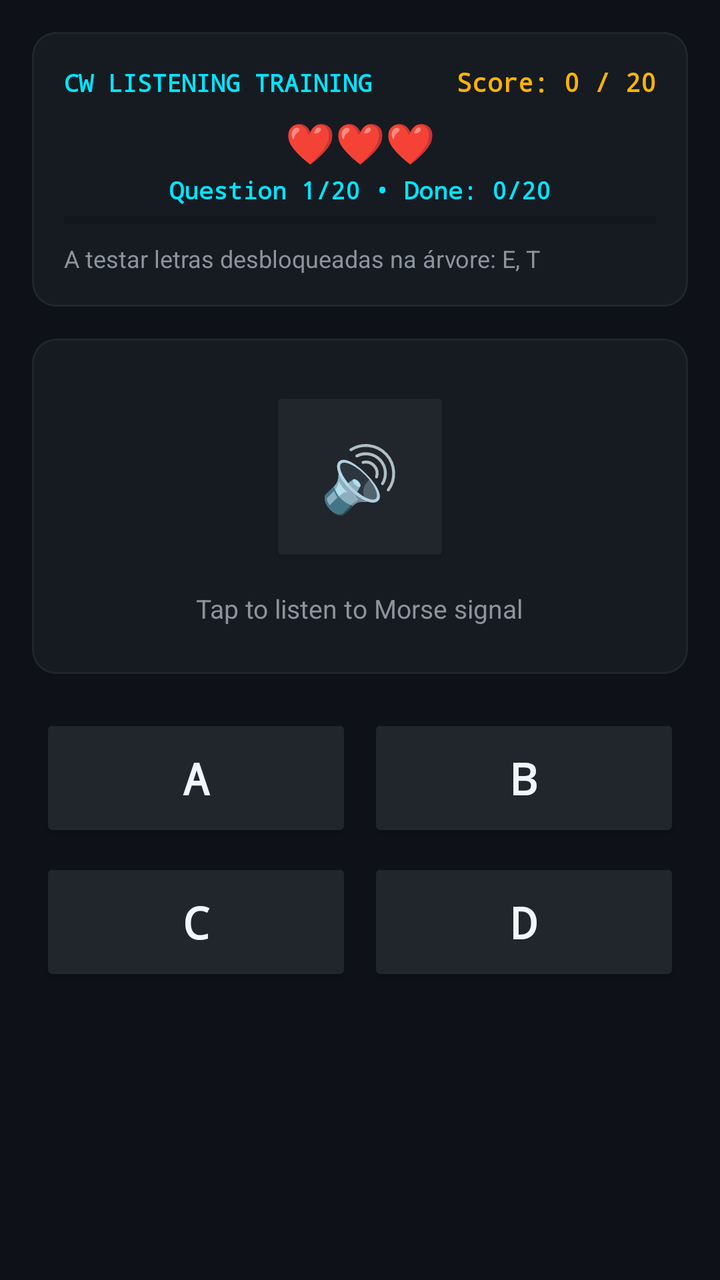
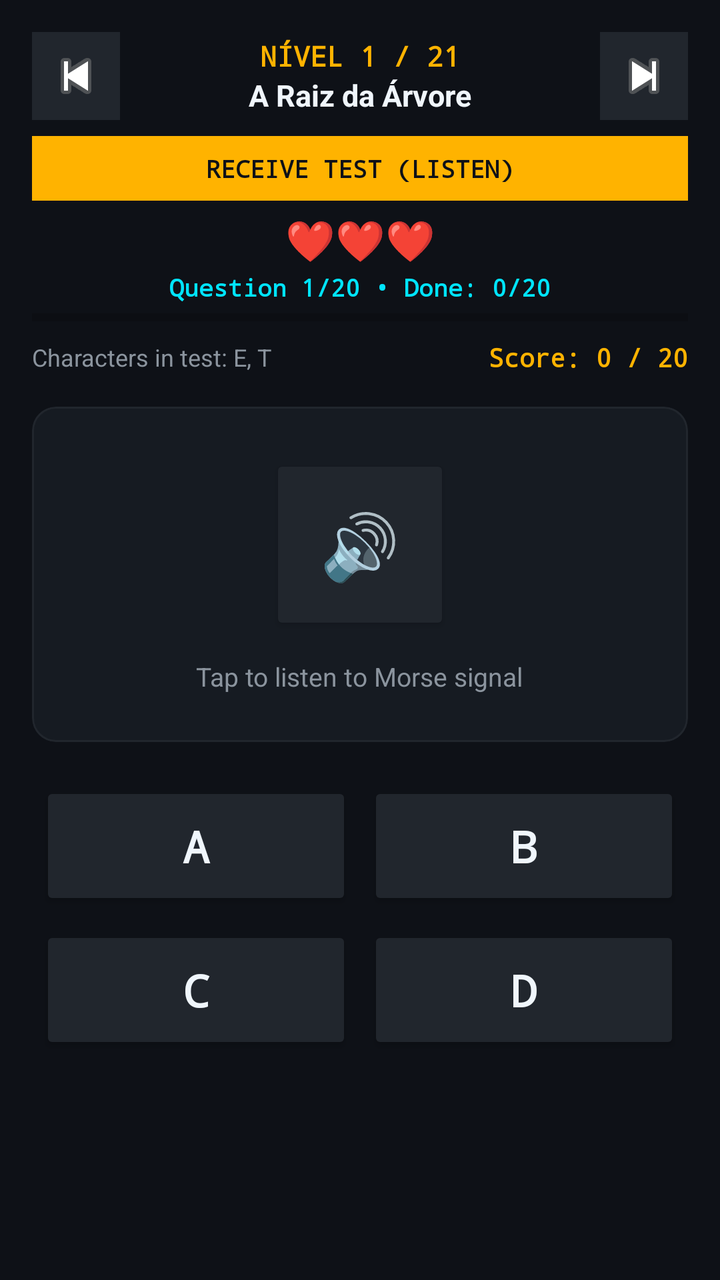

The first picture is an Android layout as it rendered before a commit; the second is the same layout after the commit. The layout source and the unified diff follow.
<!-- AndroidManifest.xml: application theme Theme.MorseGO -->
<!-- res/layout/fragment_receive.xml -->
<?xml version="1.0" encoding="utf-8"?>
<LinearLayout xmlns:android="http://schemas.android.com/apk/res/android"
    xmlns:app="http://schemas.android.com/apk/res-auto"
    android:layout_width="match_parent"
    android:layout_height="match_parent"
    android:background="@color/radio_dark"
    android:orientation="vertical"
    android:padding="16dp">

    <ScrollView
        android:layout_width="match_parent"
        android:layout_height="match_parent"
        android:fillViewport="true">

        <LinearLayout
            android:layout_width="match_parent"
            android:layout_height="wrap_content"
            android:orientation="vertical">

            
            <com.google.android.material.card.MaterialCardView
                android:layout_width="match_parent"
                android:layout_height="wrap_content"
                android:backgroundTint="@color/radio_surface"
                app:cardCornerRadius="12dp"
                app:cardElevation="0dp"
                app:strokeColor="@color/radio_surface_variant"
                app:strokeWidth="1dp">

                <LinearLayout
                    android:layout_width="match_parent"
                    android:layout_height="wrap_content"
                    android:orientation="vertical"
                    android:padding="16dp">

                    <LinearLayout
                        android:layout_width="match_parent"
                        android:layout_height="wrap_content"
                        android:orientation="horizontal">

                        <TextView
                            android:id="@+id/tvPracticeHeaderTitle"
                            android:layout_width="0dp"
                            android:layout_height="wrap_content"
                            android:layout_weight="1"
                            android:fontFamily="monospace"
                            android:text="@string/cw_listening_practice_title"
                            android:textColor="@color/morse_cyan"
                            android:textSize="12sp"
                            android:textStyle="bold" />

                        <TextView
                            android:id="@+id/tvPracticeScore"
                            android:layout_width="wrap_content"
                            android:layout_height="wrap_content"
                            android:fontFamily="monospace"
                            android:text="Score: 0 / 20"
                            android:textColor="@color/morse_amber"
                            android:textSize="13sp"
                            android:textStyle="bold" />
                    </LinearLayout>

                    
                    <TextView
                        android:id="@+id/tvReceiveLives"
                        android:layout_width="match_parent"
                        android:layout_height="wrap_content"
                        android:layout_marginTop="8dp"
                        android:gravity="center"
                        android:text="❤️❤️❤️"
                        android:textColor="@color/morse_amber"
                        android:textSize="20sp"
                        android:textStyle="bold" />

                    
                    <TextView
                        android:id="@+id/tvReceiveProgress"
                        android:layout_width="match_parent"
                        android:layout_height="wrap_content"
                        android:layout_marginTop="2dp"
                        android:gravity="center"
                        android:fontFamily="monospace"
                        android:text="Question 1/20 • Done: 0/20"
                        android:textColor="@color/morse_cyan"
                        android:textSize="12sp"
                        android:textStyle="bold" />

                    <ProgressBar
                        android:id="@+id/pbReceiveProgress"
                        style="?android:attr/progressBarStyleHorizontal"
                        android:layout_width="match_parent"
                        android:layout_height="6dp"
                        android:layout_marginTop="4dp"
                        android:layout_marginBottom="4dp"
                        android:max="20"
                        android:progress="0"
                        android:progressTint="@color/morse_amber" />

                    <TextView
                        android:id="@+id/tvPracticeUnlockedInfo"
                        android:layout_width="wrap_content"
                        android:layout_height="wrap_content"
                        android:layout_marginTop="4dp"
                        android:text="A testar letras desbloqueadas na árvore: E, T"
                        android:textColor="@color/text_secondary"
                        android:textSize="12sp" />
                </LinearLayout>
            </com.google.android.material.card.MaterialCardView>

            
            <com.google.android.material.card.MaterialCardView
                android:layout_width="match_parent"
                android:layout_height="wrap_content"
                android:layout_marginTop="16dp"
                android:backgroundTint="@color/radio_surface"
                app:cardCornerRadius="12dp"
                app:cardElevation="0dp"
                app:strokeColor="@color/radio_surface_variant"
                app:strokeWidth="1dp">

                <LinearLayout
                    android:layout_width="match_parent"
                    android:layout_height="wrap_content"
                    android:gravity="center_horizontal"
                    android:orientation="vertical"
                    android:padding="24dp">

                    <Button
                        android:id="@+id/btnPlayQuestionAudio"
                        android:layout_width="90dp"
                        android:layout_height="90dp"
                        android:backgroundTint="@color/radio_surface_variant"
                        android:fontFamily="monospace"
                        android:text="🔊"
                        android:textColor="@color/morse_amber"
                        android:textSize="32sp"
                        app:cornerRadius="45dp"
                        app:strokeColor="@color/morse_amber"
                        app:strokeWidth="2dp" />

                    <TextView
                        android:id="@+id/tvPracticeTapPrompt"
                        android:layout_width="wrap_content"
                        android:layout_height="wrap_content"
                        android:layout_marginTop="12dp"
                        android:text="@string/practice_tap_to_listen"
                        android:textColor="@color/text_secondary"
                        android:textSize="13sp" />
                </LinearLayout>
            </com.google.android.material.card.MaterialCardView>

            
            <GridLayout
                android:layout_width="match_parent"
                android:layout_height="wrap_content"
                android:layout_marginTop="16dp"
                android:columnCount="2"
                android:rowCount="2">

                <Button
                    android:id="@+id/btnOpt1"
                    android:layout_width="0dp"
                    android:layout_height="64dp"
                    android:layout_columnWeight="1"
                    android:layout_margin="4dp"
                    android:backgroundTint="@color/radio_surface_variant"
                    android:fontFamily="monospace"
                    android:text="A"
                    android:textColor="@color/text_primary"
                    android:textSize="22sp"
                    android:textStyle="bold"
                    app:cornerRadius="8dp" />

                <Button
                    android:id="@+id/btnOpt2"
                    android:layout_width="0dp"
                    android:layout_height="64dp"
                    android:layout_columnWeight="1"
                    android:layout_margin="4dp"
                    android:backgroundTint="@color/radio_surface_variant"
                    android:fontFamily="monospace"
                    android:text="B"
                    android:textColor="@color/text_primary"
                    android:textSize="22sp"
                    android:textStyle="bold"
                    app:cornerRadius="8dp" />

                <Button
                    android:id="@+id/btnOpt3"
                    android:layout_width="0dp"
                    android:layout_height="64dp"
                    android:layout_columnWeight="1"
                    android:layout_margin="4dp"
                    android:backgroundTint="@color/radio_surface_variant"
                    android:fontFamily="monospace"
                    android:text="C"
                    android:textColor="@color/text_primary"
                    android:textSize="22sp"
                    android:textStyle="bold"
                    app:cornerRadius="8dp" />

                <Button
                    android:id="@+id/btnOpt4"
                    android:layout_width="0dp"
                    android:layout_height="64dp"
                    android:layout_columnWeight="1"
                    android:layout_margin="4dp"
                    android:backgroundTint="@color/radio_surface_variant"
                    android:fontFamily="monospace"
                    android:text="D"
                    android:textColor="@color/text_primary"
                    android:textSize="22sp"
                    android:textStyle="bold"
                    app:cornerRadius="8dp" />
            </GridLayout>

            
            <TextView
                android:id="@+id/tvQuizResult"
                android:layout_width="match_parent"
                android:layout_height="wrap_content"
                android:layout_marginTop="12dp"
                android:gravity="center"
                android:textColor="@color/morse_green"
                android:textSize="15sp"
                android:textStyle="bold"
                android:visibility="gone" />

            <Button
                android:id="@+id/btnNextQuestion"
                android:layout_width="match_parent"
                android:layout_height="52dp"
                android:layout_marginTop="12dp"
                android:layout_marginBottom="24dp"
                android:backgroundTint="@color/morse_amber"
                android:fontFamily="monospace"
                android:text="@string/practice_next_question"
                android:textColor="@color/radio_dark"
                android:textStyle="bold"
                android:visibility="gone" />

        </LinearLayout>
    </ScrollView>
</LinearLayout>
<!-- resources referenced by this layout -->
<resources>
  <color name="morse_amber">#FFB300</color>
  <color name="morse_cyan">#00E5FF</color>
  <color name="morse_green">#00E676</color>
  <color name="radio_dark">#0E1117</color>
  <color name="radio_surface">#161B22</color>
  <color name="radio_surface_variant">#21262D</color>
  <color name="text_primary">#F0F6FC</color>
  <color name="text_secondary">#8B949E</color>
  <string name="cw_listening_practice_title">CW LISTENING TRAINING</string>
  <string name="practice_next_question">Next Question ▶</string>
  <string name="practice_tap_to_listen">Tap to listen to Morse signal</string>
  <style name="Theme.MorseGO" parent="Theme.MaterialComponents.DayNight.NoActionBar">
          
          <item name="colorPrimary">@color/morse_amber</item>
          <item name="colorPrimaryVariant">@color/morse_amber_dark</item>
          <item name="colorOnPrimary">@color/radio_dark</item>
  
          
          <item name="colorSecondary">@color/morse_cyan</item>
          <item name="colorSecondaryVariant">@color/morse_cyan_dark</item>
          <item name="colorOnSecondary">@color/radio_dark</item>
  
          
          <item name="android:colorBackground">@color/radio_dark</item>
          <item name="colorSurface">@color/radio_surface</item>
          <item name="colorOnSurface">@color/text_primary</item>
  
          
          <item name="android:statusBarColor">@color/radio_dark</item>
          <item name="android:navigationBarColor">@color/radio_dark</item>
          <item name="android:windowLightStatusBar">false</item>
      </style>
  <color name="morse_amber_dark">#FF8F00</color>
  <color name="morse_cyan_dark">#00B0FF</color>
</resources>

<!-- the commit's change to res/layout/fragment_receive.xml (unified diff, before → after) -->
@@ -7,9 +7,62 @@
     android:orientation="vertical"
     android:padding="16dp">
 
+    
+    <LinearLayout
+        android:layout_width="match_parent"
+        android:layout_height="wrap_content"
+        android:gravity="center_vertical"
+        android:orientation="horizontal">
+
+        <ImageButton
+            android:id="@+id/btnPrevLevel"
+            android:layout_width="44dp"
+            android:layout_height="44dp"
+            android:background="@color/radio_surface_variant"
+            android:contentDescription="Nível Anterior"
+            android:src="@android:drawable/ic_media_previous" />
+
+        <LinearLayout
+            android:layout_width="0dp"
+            android:layout_height="wrap_content"
+            android:layout_weight="1"
+            android:gravity="center"
+            android:orientation="vertical">
+
+            <TextView
+                android:id="@+id/tvLevelNumber"
+                android:layout_width="wrap_content"
+                android:layout_height="wrap_content"
+                android:fontFamily="monospace"
+                android:text="NÍVEL 1 / 21"
+                android:textColor="@color/morse_amber"
+                android:textSize="14sp"
+                android:textStyle="bold" />
+
+            <TextView
+                android:id="@+id/tvLevelTitle"
+                android:layout_width="wrap_content"
+                android:layout_height="wrap_content"
+                android:text="A Raiz da Árvore"
+                android:textColor="@color/text_primary"
+                android:textSize="15sp"
+                android:textStyle="bold" />
+        </LinearLayout>
+
+        <ImageButton
+            android:id="@+id/btnNextLevel"
+            android:layout_width="44dp"
+            android:layout_height="44dp"
+            android:background="@color/radio_surface_variant"
+            android:contentDescription="Próximo Nível"
+            android:src="@android:drawable/ic_media_next" />
+    </LinearLayout>
+
     <ScrollView
         android:layout_width="match_parent"
-        android:layout_height="match_parent"
+        android:layout_height="0dp"
+        android:layout_marginTop="8dp"
+        android:layout_weight="1"
         android:fillViewport="true">
 
         <LinearLayout
@@ -18,94 +71,84 @@
             android:orientation="vertical">
 
             
-            <com.google.android.material.card.MaterialCardView
-                android:layout_width="match_parent"
-                android:layout_height="wrap_content"
-                android:backgroundTint="@color/radio_surface"
-                app:cardCornerRadius="12dp"
-                app:cardElevation="0dp"
-                app:strokeColor="@color/radio_surface_variant"
-                app:strokeWidth="1dp">
-
-                <LinearLayout
-                    android:layout_width="match_parent"
+            <TextView
+                android:id="@+id/tvPracticeHeaderTitle"
+                android:layout_width="match_parent"
+                android:layout_height="wrap_content"
+                android:background="@color/morse_amber"
+                android:fontFamily="monospace"
+                android:gravity="center"
+                android:padding="8dp"
+                android:text="@string/receive_test_header"
+                android:textColor="@color/radio_dark"
+                android:textSize="12sp"
+                android:textStyle="bold" />
+
+            
+            <TextView
+                android:id="@+id/tvReceiveLives"
+                android:layout_width="match_parent"
+                android:layout_height="wrap_content"
+                android:layout_marginTop="6dp"
+                android:gravity="center"
+                android:text="❤️❤️❤️"
+                android:textColor="@color/morse_amber"
+                android:textSize="20sp"
+                android:textStyle="bold"
+                android:visibility="visible" />
+
+            
+            <TextView
+                android:id="@+id/tvReceiveProgress"
+                android:layout_width="match_parent"
+                android:layout_height="wrap_content"
+                android:layout_marginTop="2dp"
+                android:gravity="center"
+                android:fontFamily="monospace"
+                android:text="Question 1/20 • Done: 0/20"
+                android:textColor="@color/morse_cyan"
+                android:textSize="12sp"
+                android:textStyle="bold"
+                android:visibility="visible" />
+
+            <ProgressBar
+                android:id="@+id/pbReceiveProgress"
+                style="?android:attr/progressBarStyleHorizontal"
+                android:layout_width="match_parent"
+                android:layout_height="6dp"
+                android:layout_marginTop="4dp"
+                android:layout_marginBottom="4dp"
+                android:max="20"
+                android:progress="0"
+                android:progressTint="@color/morse_amber" />
+
+            
+            <LinearLayout
+                android:layout_width="match_parent"
+                android:layout_height="wrap_content"
+                android:layout_marginTop="4dp"
+                android:gravity="center_vertical"
+                android:orientation="horizontal">
+
+                <TextView
+                    android:id="@+id/tvPracticeUnlockedInfo"
+                    android:layout_width="0dp"
                     android:layout_height="wrap_content"
-                    android:orientation="vertical"
-                    android:padding="16dp">
-
-                    <LinearLayout
-                        android:layout_width="match_parent"
-                        android:layout_height="wrap_content"
-                        android:orientation="horizontal">
-
-                        <TextView
-                            android:id="@+id/tvPracticeHeaderTitle"
-                            android:layout_width="0dp"
-                            android:layout_height="wrap_content"
-                            android:layout_weight="1"
-                            android:fontFamily="monospace"
-                            android:text="@string/cw_listening_practice_title"
-                            android:textColor="@color/morse_cyan"
-                            android:textSize="12sp"
-                            android:textStyle="bold" />
-
-                        <TextView
-                            android:id="@+id/tvPracticeScore"
-                            android:layout_width="wrap_content"
-                            android:layout_height="wrap_content"
-                            android:fontFamily="monospace"
-                            android:text="Score: 0 / 20"
-                            android:textColor="@color/morse_amber"
-                            android:textSize="13sp"
-                            android:textStyle="bold" />
-                    </LinearLayout>
-
-                    
-                    <TextView
-                        android:id="@+id/tvReceiveLives"
-                        android:layout_width="match_parent"
-                        android:layout_height="wrap_content"
-                        android:layout_marginTop="8dp"
-                        android:gravity="center"
-                        android:text="❤️❤️❤️"
-                        android:textColor="@color/morse_amber"
-                        android:textSize="20sp"
-                        android:textStyle="bold" />
-
-                    
-                    <TextView
-                        android:id="@+id/tvReceiveProgress"
-                        android:layout_width="match_parent"
-                        android:layout_height="wrap_content"
-                        android:layout_marginTop="2dp"
-                        android:gravity="center"
-                        android:fontFamily="monospace"
-                        android:text="Question 1/20 • Done: 0/20"
-                        android:textColor="@color/morse_cyan"
-                        android:textSize="12sp"
-                        android:textStyle="bold" />
-
-                    <ProgressBar
-                        android:id="@+id/pbReceiveProgress"
-                        style="?android:attr/progressBarStyleHorizontal"
-                        android:layout_width="match_parent"
-                        android:layout_height="6dp"
-                        android:layout_marginTop="4dp"
-                        android:layout_marginBottom="4dp"
-                        android:max="20"
-                        android:progress="0"
-                        android:progressTint="@color/morse_amber" />
-
-                    <TextView
-                        android:id="@+id/tvPracticeUnlockedInfo"
-                        android:layout_width="wrap_content"
-                        android:layout_height="wrap_content"
-                        android:layout_marginTop="4dp"
-                        android:text="A testar letras desbloqueadas na árvore: E, T"
-                        android:textColor="@color/text_secondary"
-                        android:textSize="12sp" />
-                </LinearLayout>
-            </com.google.android.material.card.MaterialCardView>
+                    android:layout_weight="1"
+                    android:text="Characters in test: E, T"
+                    android:textColor="@color/text_secondary"
+                    android:textSize="12sp" />
+
+                <TextView
+                    android:id="@+id/tvPracticeScore"
+                    android:layout_width="wrap_content"
+                    android:layout_height="wrap_content"
+                    android:fontFamily="monospace"
+                    android:text="Score: 0 / 20"
+                    android:textColor="@color/morse_amber"
+                    android:textSize="13sp"
+                    android:textStyle="bold" />
+            </LinearLayout>
 
             
             <com.google.android.material.card.MaterialCardView
<!-- resource entries referenced after the edit -->
@@ -8,9 +8,9 @@
   <color name="radio_surface_variant">#21262D</color>
   <color name="text_primary">#F0F6FC</color>
   <color name="text_secondary">#8B949E</color>
-  <string name="cw_listening_practice_title">CW LISTENING TRAINING</string>
   <string name="practice_next_question">Next Question ▶</string>
   <string name="practice_tap_to_listen">Tap to listen to Morse signal</string>
+  <string name="receive_test_header">RECEIVE TEST (LISTEN)</string>
   <style name="Theme.MorseGO" parent="Theme.MaterialComponents.DayNight.NoActionBar">
           
           <item name="colorPrimary">@color/morse_amber</item>
